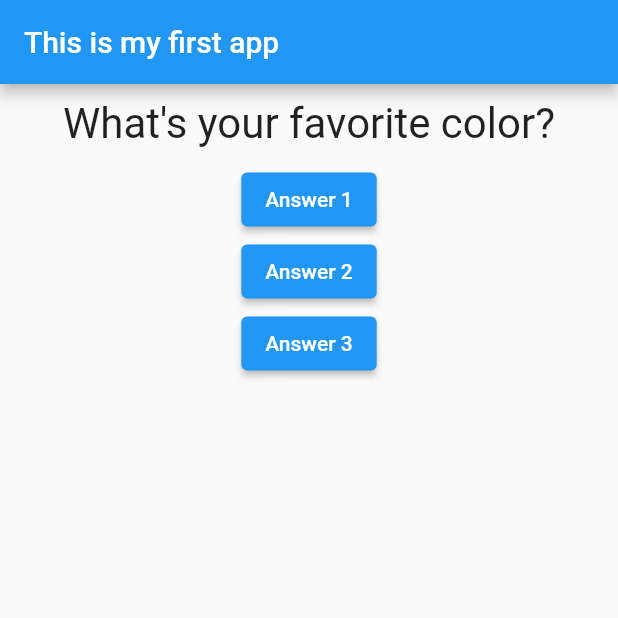
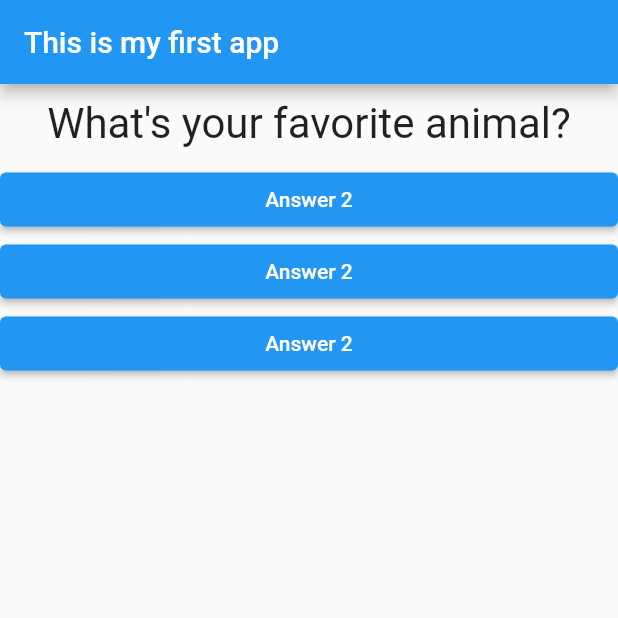
Before and after one commit to MohamedFaalil/flutter_basic_app, a Flutter app: the screen it shows after launch, after a tap on "Answer 2", on a phone screen of 412 x 824 dp, the top half of it. Run offline on Flutter 3.47's test engine with Material 2 defaults, Android fonts, the phone set to English and light mode, and no system bars.

```diff
--- /dev/null
+++ b/lib/answer.dart
@@ -0,0 +1,22 @@
+import 'package:flutter/src/foundation/key.dart';
+import 'package:flutter/src/widgets/framework.dart';
+
+import 'package:flutter/material.dart';
+
+class Answer extends StatelessWidget {
+  final Function selectHandler;
+  const Answer(this.selectHandler, {Key? key}) : super(key: key);
+
+  @override
+  Widget build(BuildContext context) {
+    return SizedBox(
+      width: double.infinity,
+      child: ElevatedButton(
+        onPressed: () {
+          selectHandler();
+        },
+        child: const Text("Answer 2"),
+      ),
+    );
+  }
+}
--- a/lib/main.dart
+++ b/lib/main.dart
@@ -1,5 +1,6 @@
 import 'package:flutter/material.dart';
 import './question.dart';
+import './answer.dart';
 
 // void main(List<String> args) {
 //   runApp(BasicApp());
@@ -41,21 +42,9 @@ class _BasicAppState extends State<BasicApp> {
         body: Column(
           children: [
             Question(questionText: questions[_questionIndex]),
-            ElevatedButton(
-              onPressed: _answerQuestion,
-              child: Text("Answer 1"),
-            ),
-            ElevatedButton(
-              onPressed: () => print("Answer 2 is chosen!"),
-              child: Text("Answer 2"),
-            ),
-            ElevatedButton(
-              onPressed: () {
-                //....
-                print("Answer 3 is chosen!");
-              },
-              child: Text("Answer 3"),
-            ),
+            Answer(_answerQuestion),
+            Answer(_answerQuestion),
+            Answer(_answerQuestion),
           ],
         ),
       ),
```
